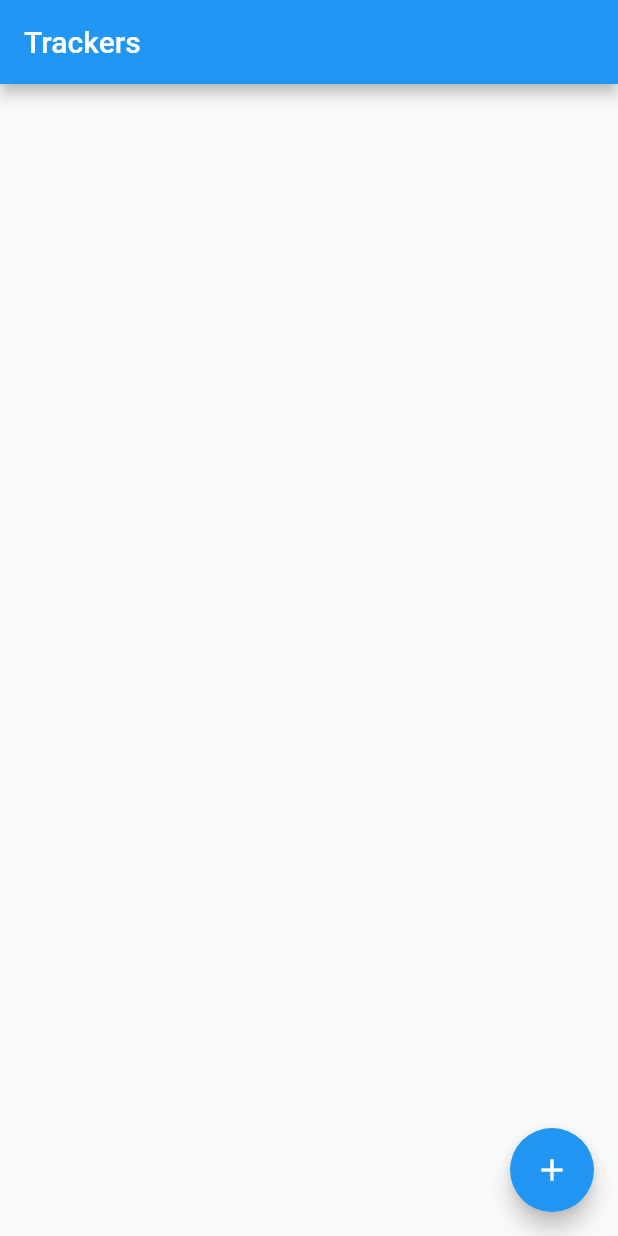
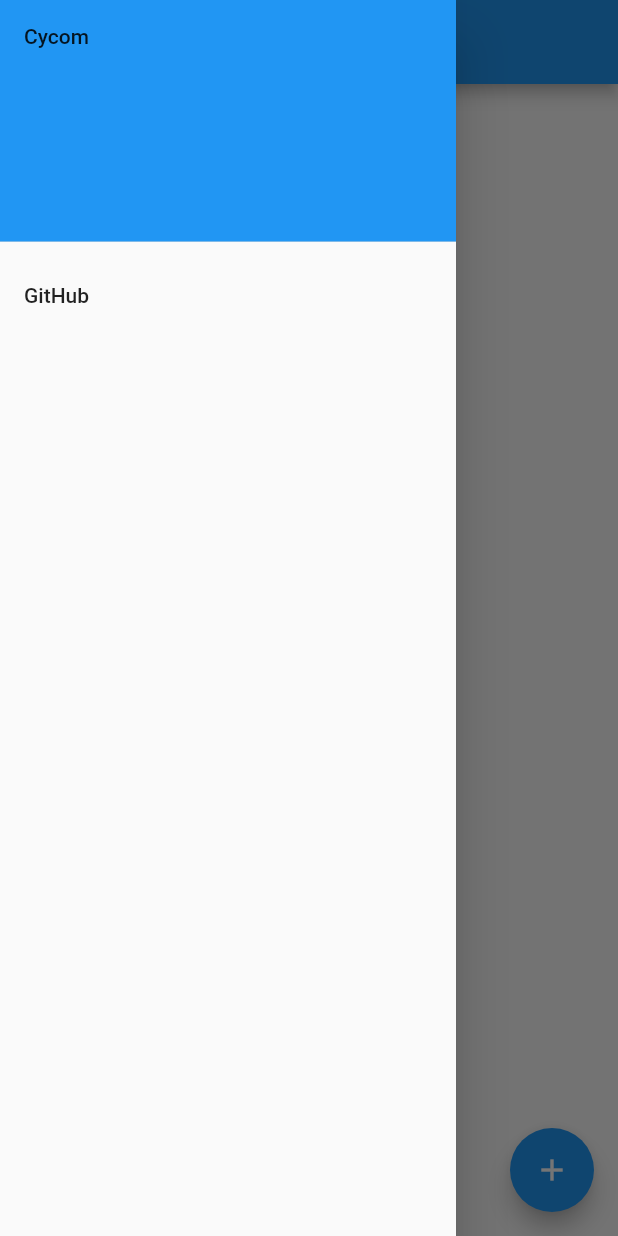
Before and after one commit to satosystems/cycom, a Flutter app: the screen it shows after launch, with the side drawer open (before the commit the screen has no drawer), on a phone screen of 412 x 824 dp. Run offline on Flutter 3.47's test engine with Material 2 defaults, Android fonts, the phone set to English and light mode, and no system bars; our stand-ins replace geolocator, google_maps_flutter, settings_ui.

Commit message:
Update drawer to main.dart for settings

```diff
--- a/lib/main.dart
+++ b/lib/main.dart
@@ -3,6 +3,7 @@ import 'package:geolocator/geolocator.dart';
 
 import 'io.dart';
 import 'map.dart';
+import 'settings.dart';
 import 'tracker.dart';
 
 final RouteObserver<PageRoute> routeObserver = RouteObserver<PageRoute>();
@@ -57,6 +58,21 @@ class ListPageState extends State<ListPage> {
             appBar: AppBar(
               title: const Text('Trackers'),
             ),
+            drawer: Drawer(
+                child: ListView(children: [
+              const DrawerHeader(
+                  decoration: BoxDecoration(color: Colors.blue),
+                  child: Text("Cycom")),
+              ListTile(
+                title: const Text("GitHub"),
+                onTap: () {
+                  Navigator.pop(context);
+                  Navigator.of(context).push(MaterialPageRoute(
+                      builder: (context) =>
+                          SettingsPage(routeObserver: routeObserver)));
+                },
+              ),
+            ])),
             body: snapshot.connectionState == ConnectionState.done
                 ? ListView.builder(
                     itemCount: snapshot.data!.length,
```
